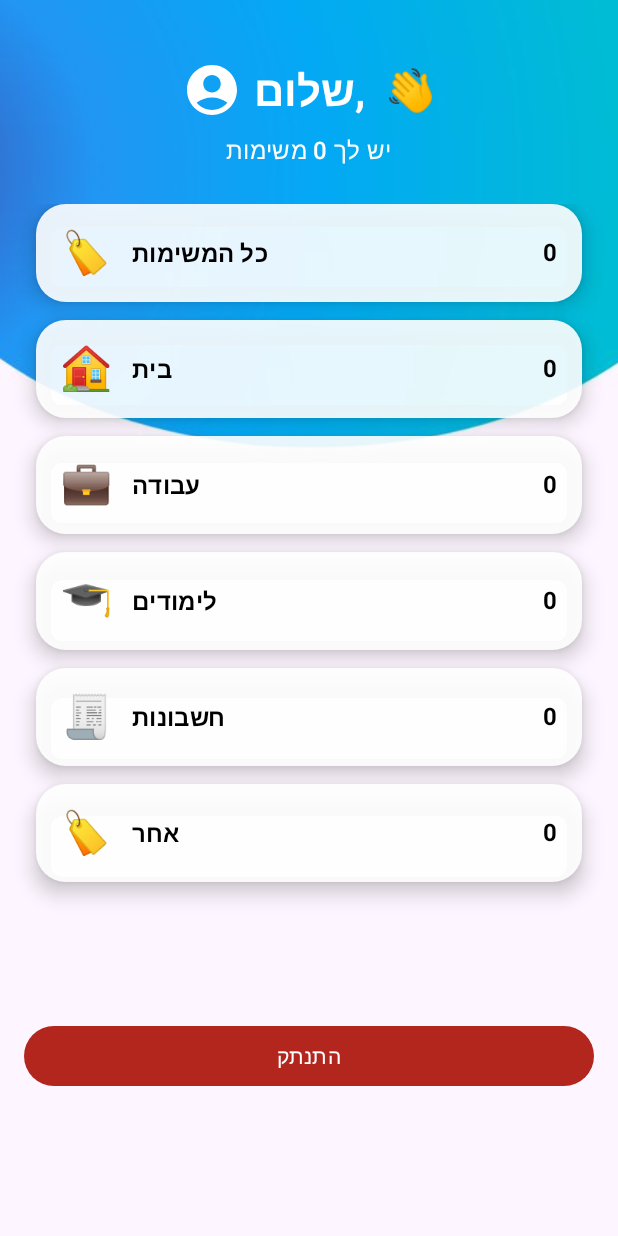
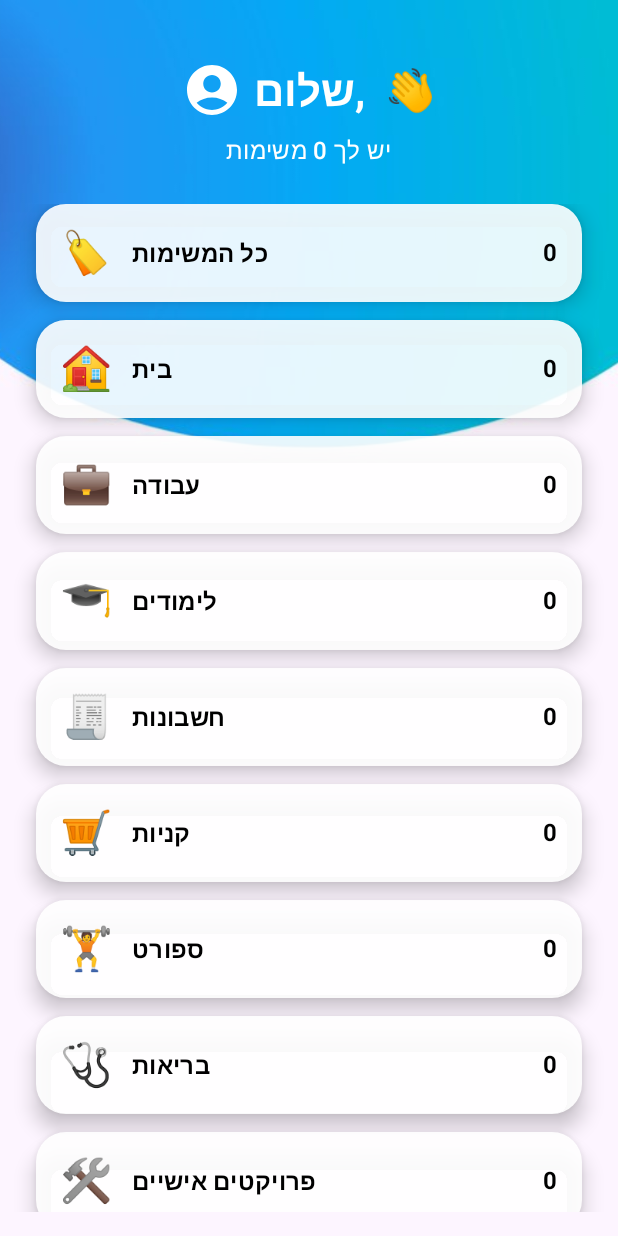
Before and after one commit to RazEini/Smart_Task_Flow, an Android app built with Jetpack Compose: the DashboardScreen screen opened through its navigation route, on a phone screen of 412 x 824 dp. Run offline under Robolectric (Android 15) with nearby library versions, the phone set to English and light mode, and no system bars; our stand-ins replace Firebase (no records; nobody signed in at launch, a user with empty details on screens opened directly).

Commit message:
eod 2/9/25 adding categories

```diff
--- a/app/src/main/java/com/example/smart_taskflow/ui/screen/AppNavigation.kt
+++ b/app/src/main/java/com/example/smart_taskflow/ui/screen/AppNavigation.kt
@@ -409,23 +409,36 @@ fun DashboardScreen(viewModel: TaskViewModel = viewModel(), navController: NavCo
 
             Spacer(Modifier.height(24.dp))
 
-            val categories = listOf("כל המשימות", "בית", "עבודה", "לימודים", "חשבונות", "אחר")
+            val categories = listOf(
+                "כל המשימות",
+                "בית",
+                "עבודה",
+                "לימודים",
+                "חשבונות",
+                "קניות",
+                "ספורט",
+                "בריאות",
+                "פרויקטים אישיים",
+                "תחבורה",
+                "אחר"
+            )
             LazyColumn(
                 verticalArrangement = Arrangement.spacedBy(12.dp),
                 modifier = Modifier.fillMaxWidth()
             ) {
                 items(categories) { category ->
-                    val count = when (category) {
+                    val count = when(category) {
                         "כל המשימות" -> tasks.count { !it.isDone }
-                        "אחר" -> tasks.count {
-                            !it.isDone && run {
-                                val cat = it.assignCategory()
-                                cat != "בית" && cat != "עבודה" && cat != "לימודים" && cat != "חשבונות"
+                        "אחר" -> {
+                            tasks.count {
+                                !it.isDone && run {
+                                    val cat = it.assignCategory()
+                                    !categories.subList(1, categories.size - 1).contains(cat) // כל מה שלא נמצא ברשימת הקטגוריות למעט "כל המשימות" ו"אחר"
+                                }
                             }
                         }
                         else -> tasks.count { !it.isDone && it.assignCategory() == category }
                     }
-
                     Card(
                         modifier = Modifier
                             .fillMaxWidth()
@@ -456,6 +469,13 @@ fun DashboardScreen(viewModel: TaskViewModel = viewModel(), navController: NavCo
                                         "עבודה" -> "💼"
                                         "לימודים" -> "🎓"
                                         "חשבונות" -> "🧾"
+                                        "קניות" -> "🛒"
+                                        "ספורט" -> "🏋️"
+                                        "בריאות" -> "🩺"
+                                        "פרויקטים אישיים" -> "🛠️"
+                                        "תחבורה" -> "🚗"
+                                        "משפחה" -> "👨‍👩‍👧‍👦"
+                                        "כל המשימות", "אחר" -> "🏷️"
                                         else -> "🏷️"
                                     },
                                     fontSize = MaterialTheme.typography.headlineMedium.fontSize
```
Also changed, not shown: app/src/main/java/com/example/smart_taskflow/ui/screen/HomeScreen.kt (+15 -3 lines).
